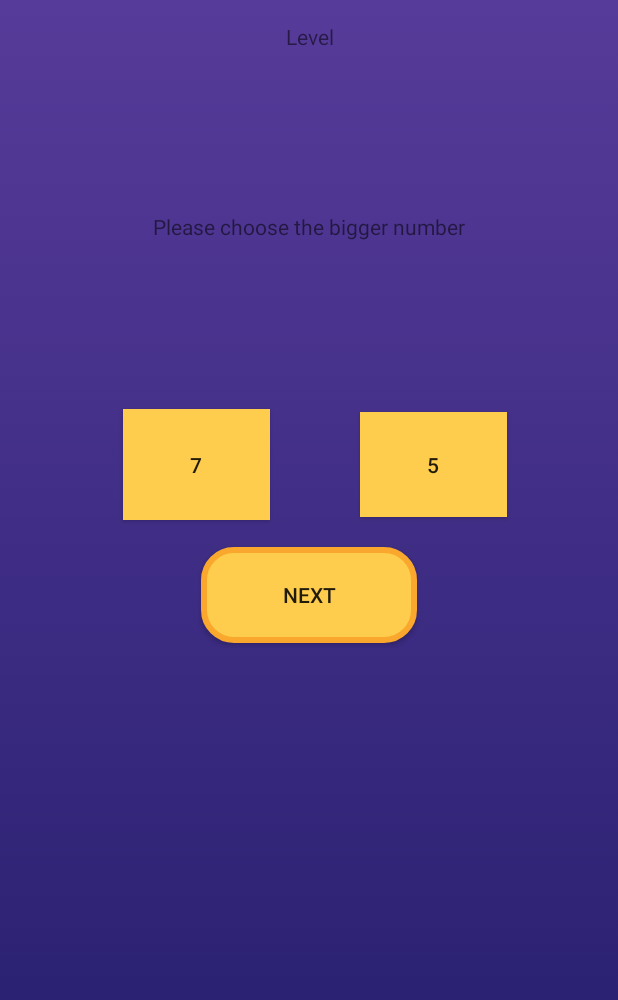
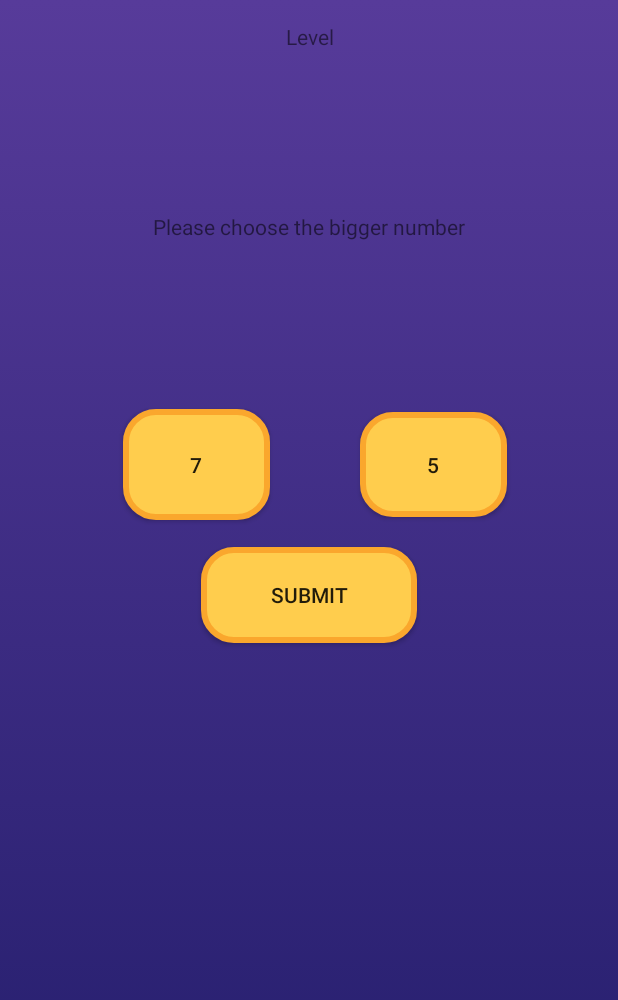
Before and after one commit to Mgling23/MADAssignment1, an Android app: the CompareActivity screen opened directly, with no data from a screen before it, after a tap on "NEXT", on a phone screen of 412 x 824 dp. Shown: the top 1000 px of the screen. Run offline under Robolectric (Android 15) with nearby library versions, the phone set to English and light mode, and no system bars; 1 other tap on this screen came first.

Commit message:
Update 1

```diff
--- a/app/src/main/java/my/edu/utar/assignment1/CompareActivity.java
+++ b/app/src/main/java/my/edu/utar/assignment1/CompareActivity.java
@@ -1,16 +1,16 @@
 package my.edu.utar.assignment1;
 
-import android.graphics.Canvas;
-import android.graphics.ColorFilter;
-import android.graphics.drawable.ColorDrawable;
-import android.graphics.drawable.Drawable;
+import android.graphics.Bitmap;
+import android.graphics.BitmapFactory;
 import android.os.Bundle;
+import android.view.MotionEvent;
 import android.view.View;
+import android.view.animation.Animation;
+import android.view.animation.ScaleAnimation;
 import android.widget.Button;
+import android.widget.ImageView;
 import android.widget.TextView;
 
-import androidx.annotation.NonNull;
-import androidx.annotation.Nullable;
 import androidx.appcompat.app.AppCompatActivity;
 
 import java.util.Random;
@@ -18,12 +18,12 @@ import java.util.Random;
 public class CompareActivity extends AppCompatActivity {
 
     private TextView compareText;
-    private Button compNumOne, compNumTwo, compSubmitBtn;
-    private int number1 , number2, count;
-    private boolean num1 = false, num2 = false;
+    private Button compNumOne, compNumTwo, compSubmitBtn, nextBtn;
+    private ImageView greatJobImage, wrongAnswerImage;
+    private int number1, number2, ans;
 
     @Override
-    protected void onCreate(@Nullable Bundle savedInstanceState) {
+    protected void onCreate(Bundle savedInstanceState) {
         super.onCreate(savedInstanceState);
         setContentView(R.layout.activity_compare);
 
@@ -31,69 +31,144 @@ public class CompareActivity extends AppCompatActivity {
         compNumOne = findViewById(R.id.conpNumOne);
         compNumTwo = findViewById(R.id.compNumTwo);
         compSubmitBtn = findViewById(R.id.compSubmitBtn);
+        greatJobImage = findViewById(R.id.greatJobImage);
+        wrongAnswerImage = findViewById(R.id.wrongAnswerImage);
+        nextBtn = findViewById(R.id.nextBtn);
 
-
+        greatJobImage.setVisibility(View.GONE);
+        wrongAnswerImage.setVisibility(View.GONE);
+        nextBtn.setVisibility(View.GONE);
+        //nextBtn.setBackground(getDrawable(R.drawable.button_border));
 
         generateNumbers();
 
         compNumOne.setOnClickListener(new View.OnClickListener() {
             @Override
             public void onClick(View v) {
-                num1 = true;
-                num2 = false;
-                compNumOne.setBackgroundColor(getResources().getColor(R.color.btn_selected));
-                compNumTwo.setBackgroundColor(getResources().getColor(R.color.btn_origin));                //checkAnswer(number1, number2);
+                compNumOne.setBackground(getResources().getDrawable(R.drawable.button_selected));
+                compNumTwo.setBackground(getDrawable(R.drawable.button_border));
+                //checkAnswer(number1, number2);
+                ans = 1;
             }
         });
 
         compNumTwo.setOnClickListener(new View.OnClickListener() {
             @Override
             public void onClick(View v) {
-                num2 = true;
-                num1 = false;
-                compNumTwo.setBackgroundColor(getResources().getColor(R.color.btn_selected));
-                compNumOne.setBackgroundColor(getResources().getColor(R.color.btn_origin));
+                compNumTwo.setBackground(getResources().getDrawable(R.drawable.button_selected));
+                compNumOne.setBackground(getDrawable(R.drawable.button_border));
                 //checkAnswer(number2, number1);
+                ans = 2;
             }
         });
 
         compSubmitBtn.setOnClickListener(new View.OnClickListener() {
             @Override
             public void onClick(View v) {
-                if (num1){
-                    checkAnswer(number1,number2);
-                }
+                // Hide comparison elements
+                compareText.setVisibility(View.GONE);
+                compNumOne.setVisibility(View.GONE);
+                compNumTwo.setVisibility(View.GONE);
+                compSubmitBtn.setVisibility(View.GONE);
+
+                if (ans == 1)
+                    checkAnswer(number1, number2);
                 else
-                    checkAnswer(number2,number1);
+                    checkAnswer(number2, number1);
+                // Show result image
+//                if (greatJobImage.getVisibility() == View.VISIBLE) {
+//                    greatJobImage.setVisibility(View.VISIBLE);
+//                } else if (wrongAnswerImage.getVisibility() == View.VISIBLE) {
+//                    wrongAnswerImage.setVisibility(View.VISIBLE);
+//                }
 
+                compNumOne.setBackground(getResources().getDrawable(R.drawable.button_border));
+                compNumTwo.setBackground(getResources().getDrawable(R.drawable.button_border));
+                // Show next button
+                nextBtn.setVisibility(View.VISIBLE);
+            }
+        });
+
+        nextBtn.setOnClickListener(new View.OnClickListener() {
+            @Override
+            public void onClick(View v) {
+                // Hide result image and next button
+                greatJobImage.setVisibility(View.GONE);
+                wrongAnswerImage.setVisibility(View.GONE);
+                nextBtn.setVisibility(View.GONE);
+
+
+                // Generate new numbers and show comparison elements
                 generateNumbers();
+                compareText.setVisibility(View.VISIBLE);
+                compNumOne.setVisibility(View.VISIBLE);
+                compNumTwo.setVisibility(View.VISIBLE);
+                compSubmitBtn.setVisibility(View.VISIBLE);
+            }
+        });
+
+        // Handle touch event to hide result image
+        findViewById(android.R.id.content).setOnTouchListener(new View.OnTouchListener() {
+            @Override
+            public boolean onTouch(View v, MotionEvent event) {
+                greatJobImage.setVisibility(View.GONE);
+                wrongAnswerImage.setVisibility(View.GONE);
+                return false;
             }
         });
     }
 
     private void generateNumbers() {
         Random random = new Random();
-
-            number1 = random.nextInt(10) + 1;
-            number2 = random.nextInt(10) + 1;
+        number1 = random.nextInt(10) + 1;
+        number2 = random.nextInt(10) + 1;
 
         while (number2 == number1) {
             number2 = random.nextInt(10) + 1;
         }
 
-
         compNumOne.setText(String.valueOf(number1));
         compNumTwo.setText(String.valueOf(number2));
-        compNumOne.setBackgroundColor(getResources().getColor(R.color.btn_origin));
-        compNumTwo.setBackgroundColor(getResources().getColor(R.color.btn_origin));
         compareText.setText("Please choose the bigger number");
     }
 
     private void checkAnswer(int selectedNumber, int otherNumber) {
+        boolean correct = true;
         if (selectedNumber > otherNumber) {
-            compareText.setText("Correct! " + selectedNumber + " is bigger.");
+            correct = true;
+            animateGreatJobImage(greatJobImage,correct);
+            //greatJobImage.setVisibility(View.VISIBLE);
+
         } else {
-            compareText.setText("Wrong! " + selectedNumber + " is smaller.");
+            correct = false;
+            animateGreatJobImage(wrongAnswerImage,correct);
+            //wrongAnswerImage.setVisibility(View.VISIBLE);
+
         }
     }
+
+    private void animateGreatJobImage(ImageView iv,boolean correct) {
+        iv.setVisibility(View.VISIBLE);
+
+        Bitmap bitmap;
+        // Load the bitmap image using BitmapFactory with options to downscale
+        BitmapFactory.Options options = new BitmapFactory.Options();
+        options.inSampleSize = 2; // Adjust the sample size as needed to reduce the image size
+        if(correct){
+            bitmap = BitmapFactory.decodeResource(getResources(), R.drawable.greatjob, options);
+        }else
+            bitmap = BitmapFactory.decodeResource(getResources(),R.drawable.wrong_answer,options);
+        //Bitmap bitmap = BitmapFactory.decodeResource(iv);
+
+        // Set the bitmap to the ImageView
+        iv.setImageBitmap(bitmap);
+
+        ScaleAnimation scaleAnimation = new ScaleAnimation(0.0f, 1.0f, 0.0f, 1.0f,
+                Animation.RELATIVE_TO_SELF, 0.5f, Animation.RELATIVE_TO_SELF, 0.5f);
+        scaleAnimation.setDuration(1000); // Animation duration in milliseconds
+        scaleAnimation.setFillAfter(true);
+
+        iv.startAnimation(scaleAnimation);
+        //iv.setVisibility(View.GONE);
+    }
 }
--- /dev/null
+++ b/app/src/main/res/drawable/button_selected.xml
@@ -0,0 +1,9 @@
+<?xml version="1.0" encoding="utf-8"?>
+<shape xmlns:android="http://schemas.android.com/apk/res/android">
+    <solid android:color="@color/btn_selected" /> <!-- Background color, transparent in this case -->
+    <stroke
+        android:width="4dp"
+        android:color="#CE5DFF"
+        /> <!-- Border color -->
+    <corners android:radius="20dp" /> <!-- Corner radius, adjust as needed -->
+</shape>
--- a/app/src/main/res/layout/activity_compare.xml
+++ b/app/src/main/res/layout/activity_compare.xml
@@ -64,8 +64,30 @@
             android:layout_height="wrap_content"
             android:layout_weight="1" />
 
+
     </LinearLayout>
 
+    <ImageView
+        android:id="@+id/greatJobImage"
+        android:layout_width="wrap_content"
+        android:layout_height="wrap_content"
+        android:src="@drawable/greatjob"
+        android:visibility="gone" />
+
+    <ImageView
+        android:id="@+id/wrongAnswerImage"
+        android:layout_width="wrap_content"
+        android:layout_height="wrap_content"
+        android:src="@drawable/wrong_answer"
+        android:visibility="gone" />
+    <Button
+        android:id="@+id/nextBtn"
+        android:layout_width="match_parent"
+        android:layout_height="wrap_content"
+        android:layout_marginHorizontal="20dp"
+        android:visibility="gone"
+        android:text="Next"
+        android:background="@drawable/button_border" />
     <Button
         android:id="@+id/compSubmitBtn"
         android:layout_width="144dp"
@@ -74,4 +96,6 @@
         android:background="@drawable/button_border"
         />
 
+
+
 </LinearLayout>
--- a/app/src/main/res/values/strings.xml
+++ b/app/src/main/res/values/strings.xml
@@ -6,6 +6,6 @@
     <string name="homeText">Math Games</string>
     <string name="compNum1">4</string>
     <string name="compNum2">7</string>
-    <string name="compSubmit">Next</string>
+    <string name="compSubmit">Submit</string>
     <string name="compLvl">Level</string>
 </resources>
--- a/app/src/main/res/values/themes.xml
+++ b/app/src/main/res/values/themes.xml
@@ -3,6 +3,7 @@
     <style name="Base.Theme.Assignment1" parent="Theme.AppCompat.DayNight.NoActionBar">
         <!-- Customize your light theme here. -->
         <item name="colorButtonNormal">@color/btn_origin</item>
+        <item name="buttonBarStyle">@color/btn_selected</item>
         <!-- <item name="colorPrimary">@color/my_light_primary</item> -->
     </style>
 
```
Also changed, not shown: app/src/main/res/layout/activity_main.xml (+10 -4 lines), app/src/main/res/drawable/greatjob.png, app/src/main/res/drawable/stars.png (added), app/src/main/res/drawable/wrong_answer.png (added), app/src/main/res/font/handkide.ttf (added).
